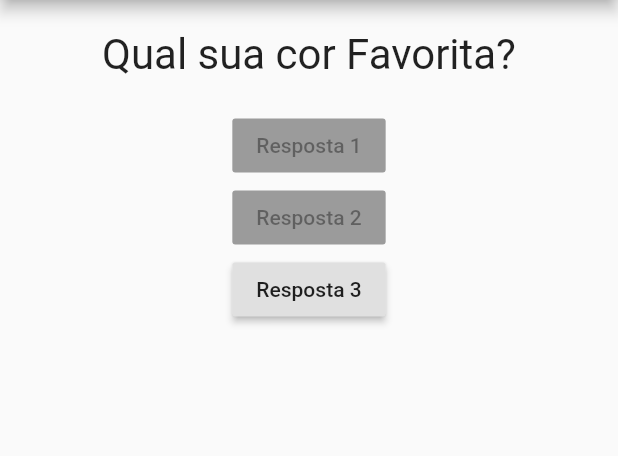
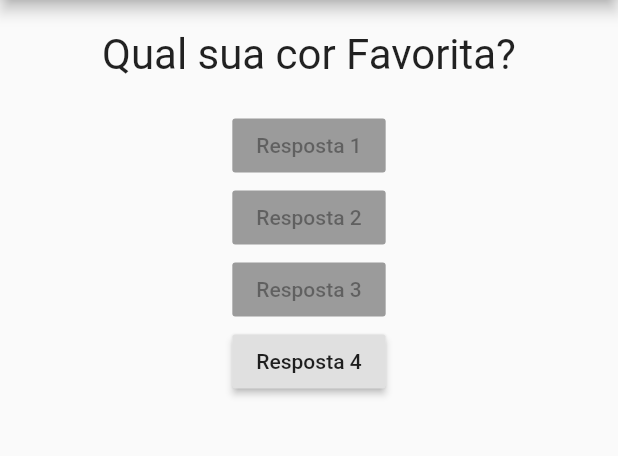
Before and after one commit to VitorL02/Perguntas_Resposta_Flutter, a Flutter app: the screen it shows after launch, on a phone screen of 412 x 824 dp, the part 84-540 px from its top. Run offline on Flutter 3.47's test engine with Material 2 defaults, Android fonts, the phone set to English and light mode, and no system bars.

Commit message:
Adicionado mais um botao de resposta

```diff
--- a/lib/main.dart
+++ b/lib/main.dart
@@ -30,8 +30,9 @@ class _PerguntaAppState extends State<PerguntaApp> {
             Questao(perguntas[_perguntaSelecionada]),
             Respostas('Resposta 1'),
             Respostas('Resposta 2'),
+            Respostas('Resposta 3'),
             RaisedButton(
-              child: Text('Resposta 3'),
+              child: Text('Resposta 4'),
               onPressed: _respostas,
             ),
           ],
```
